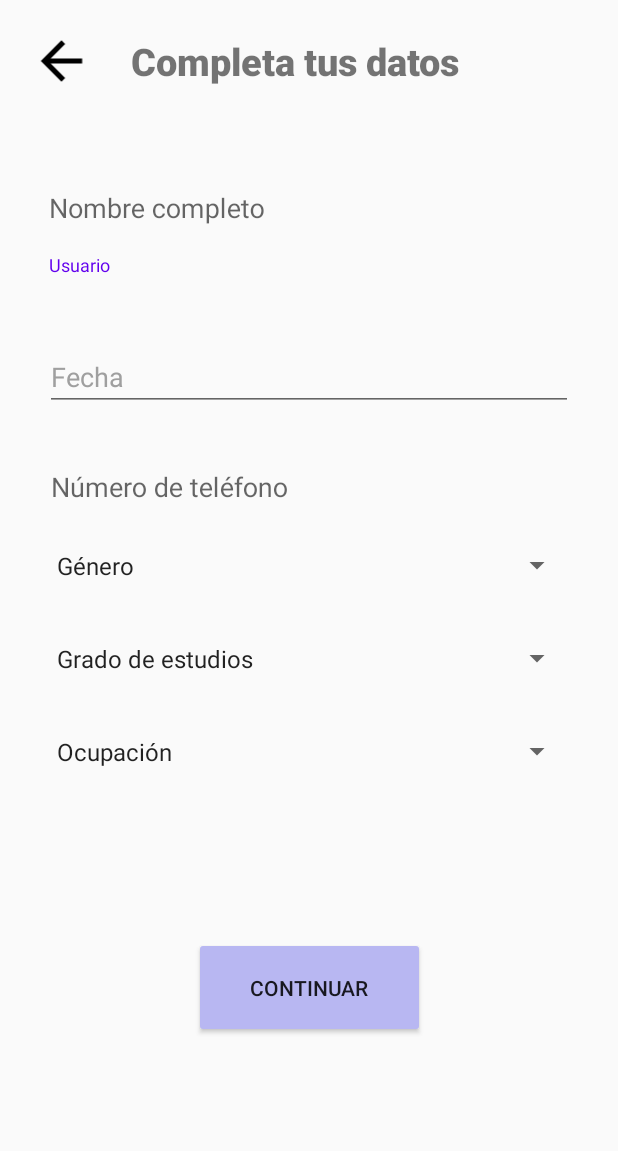
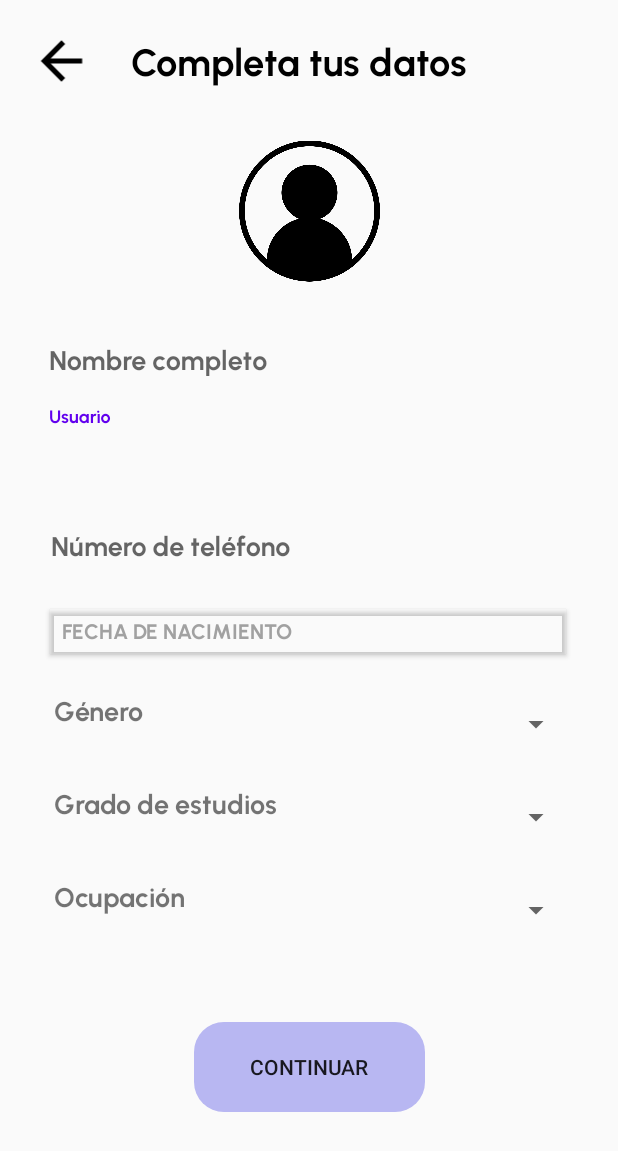
Before and after one commit to KariVI/EnterFiance-App, an Android app: the PreCreateAccount screen opened directly, with no data from a screen before it, after a tap on "CONTINUAR", on a phone screen of 412 x 824 dp. Shown: the top 1151 px of the screen. Run offline under Robolectric (Android 15) with nearby library versions, the phone set to English and light mode, and no system bars.

Commit message:
Actualización de inrerfaz y registro

```diff
--- a/app/src/main/AndroidManifest.xml
+++ b/app/src/main/AndroidManifest.xml
@@ -13,6 +13,9 @@
         android:supportsRtl="true"
         android:theme="@style/Theme.EnterFiance"
         tools:targetApi="31">
+        <activity
+            android:name=".CreateAccountOptional"
+            android:exported="false" />
         <activity
             android:name=".CreateAccount"
             android:exported="false" />
--- a/app/src/main/java/com/example/enterfiance/CreateAccount.java
+++ b/app/src/main/java/com/example/enterfiance/CreateAccount.java
@@ -2,53 +2,126 @@ package com.example.enterfiance;
 
 import androidx.appcompat.app.AppCompatActivity;
 
+import android.app.AlertDialog;
+import android.app.DatePickerDialog;
 import android.content.Intent;
 import android.os.Bundle;
 import android.view.View;
 import android.widget.ArrayAdapter;
 import android.widget.Button;
+import android.widget.DatePicker;
 import android.widget.EditText;
 import android.widget.ImageView;
 import android.widget.Spinner;
 
+import java.util.Calendar;
+
 public class CreateAccount extends AppCompatActivity {
-
+    private DatePickerDialog datePickerDialog;
     ImageView imageView;
     Button continueButton;
     Spinner genderSpinner;
     Spinner gradeSpinner;
     Spinner occupationSpinner;
-    EditText datePicker;
+    Button datePicker;
 
     @Override
     protected void onCreate(Bundle savedInstanceState) {
         super.onCreate(savedInstanceState);
         setContentView(R.layout.activity_create_account);
+        createDatePicker();
         datePicker = findViewById(R.id.dateInput);
-
+        datePicker.setText("Fecha de nacimiento");
+        datePicker.setOnClickListener(v -> {
+            datePickerDialog.show();
+        });
         imageView = findViewById(R.id.backButton);
         imageView.setOnClickListener (v -> {
             Intent intent = new Intent(CreateAccount.this, PreCreateAccount.class);
             startActivity(intent);
-        }
+            overridePendingTransition(R.anim.slide_in_left, R.anim.slide_out_right);
+                }
         );
         setupSpinners();
+    }
+
+    private String getTodayDate() {
+        Calendar calendar = Calendar.getInstance();
+        int year = calendar.get(Calendar.YEAR);
+        int month = calendar.get(Calendar.MONTH) + 1;
+        int day = calendar.get(Calendar.DAY_OF_MONTH);
+        return day + "/" + getMonthFormat(month) + "/" + year;
+    }
+
+    private void createDatePicker() {
+        DatePickerDialog.OnDateSetListener dateSetListener = new DatePickerDialog.OnDateSetListener() {
+            @Override
+            public void onDateSet(DatePicker view, int year, int month, int dayOfMonth) {
+                month+=1;
+                String date = makeDateString(dayOfMonth,month,year);
+                datePicker.setText(date);
+            }
+        };
+        Calendar calendar = Calendar.getInstance();
+        int year = calendar.get(Calendar.YEAR);
+        int month = calendar.get(Calendar.MONTH);
+        int day = calendar.get(Calendar.DAY_OF_MONTH);
+        int style = AlertDialog.THEME_HOLO_LIGHT;
+
+        datePickerDialog = new DatePickerDialog(this,style, dateSetListener, year, month, day );
+
+
+
+    }
+
+    private String makeDateString(int day, int month, int year) {
+        return day + "/" + getMonthFormat(month) + "/" + year;
+    }
+
+    private String getMonthFormat(int month) {
+        if(month == 1)
+            return "Enero";
+        if(month == 2)
+            return "Febrero";
+        if(month == 3)
+            return "Marzo";
+        if(month == 4)
+            return "Abril";
+        if(month == 5)
+            return "Mayo";
+        if(month == 6)
+            return "Junio";
+        if(month == 7)
+            return "Julio";
+        if(month == 8)
+            return "Agosto";
+        if(month == 9)
+            return "Septiembre";
+        if(month == 10)
+            return "Octubre";
+        if(month == 11)
+            return "Noviembre";
+        if(month == 12)
+            return "Diciembre";
+
+        //default should never happen
+        return "JAN";
     }
 
     private void setupSpinners() {
         genderSpinner = (Spinner) findViewById(R.id.genderSelector);
         ArrayAdapter<CharSequence> adapter = ArrayAdapter.createFromResource(this,
-                R.array.genderSpinner, android.R.layout.simple_spinner_item);
+                R.array.genderSpinner, R.layout.spinner_selected_item);
         adapter.setDropDownViewResource(android.R.layout.simple_spinner_dropdown_item);
         genderSpinner.setAdapter(adapter);
         gradeSpinner = (Spinner) findViewById(R.id.gradeSelector);
         adapter = ArrayAdapter.createFromResource(this,
-                R.array.gradeSpinner, android.R.layout.simple_spinner_item);
+                R.array.gradeSpinner, R.layout.spinner_selected_item);
         adapter.setDropDownViewResource(android.R.layout.simple_spinner_dropdown_item);
         gradeSpinner.setAdapter(adapter);
         occupationSpinner = (Spinner) findViewById(R.id.occupationSpinner);
         adapter = ArrayAdapter.createFromResource(this,
-                R.array.ocupationSpinner, android.R.layout.simple_spinner_item);
+                R.array.ocupationSpinner, R.layout.spinner_selected_item);
         adapter.setDropDownViewResource(android.R.layout.simple_spinner_dropdown_item);
         occupationSpinner.setAdapter(adapter);
     }
--- a/app/src/main/java/com/example/enterfiance/MainActivity.java
+++ b/app/src/main/java/com/example/enterfiance/MainActivity.java
@@ -22,6 +22,7 @@ public class MainActivity extends AppCompatActivity {
             public void onClick(View v) {
                 Intent intent = new Intent(MainActivity.this, PreCreateAccount.class);
                 startActivity(intent);
+                overridePendingTransition(R.anim.slide_in_right,R.anim.slide_out_left);
             }
         }
         );
--- a/app/src/main/java/com/example/enterfiance/PreCreateAccount.java
+++ b/app/src/main/java/com/example/enterfiance/PreCreateAccount.java
@@ -20,12 +20,14 @@ public class PreCreateAccount extends AppCompatActivity {
         imageView.setOnClickListener (v -> {
             Intent intent = new Intent(PreCreateAccount.this, MainActivity.class);
             startActivity(intent);
-        }
+            overridePendingTransition(R.anim.slide_in_left, R.anim.slide_out_right);
+                }
         );
         btContinue = findViewById(R.id.btContinue);
         btContinue.setOnClickListener(v -> {
             Intent intent = new Intent(PreCreateAccount.this, CreateAccount.class);
             startActivity(intent);
+            overridePendingTransition(R.anim.slide_in_right,R.anim.slide_out_left);
         });
     }
 }
--- /dev/null
+++ b/app/src/main/res/drawable/rounded_corner.xml
@@ -0,0 +1,5 @@
+<?xml version="1.0" encoding="utf-8"?>
+<shape xmlns:android="http://schemas.android.com/apk/res/android">
+    <corners android:radius="20dp">
+    </corners>
+</shape>
--- a/app/src/main/res/layout/activity_create_account.xml
+++ b/app/src/main/res/layout/activity_create_account.xml
@@ -20,6 +20,7 @@
             android:id="@+id/userInput"
             android:layout_width="match_parent"
             android:layout_height="42dp"
+            android:fontFamily="@font/urbanistbold"
             android:hint="Usuario" />
     </com.google.android.material.textfield.TextInputLayout>
 
@@ -39,8 +40,9 @@
         android:layout_width="wrap_content"
         android:layout_height="wrap_content"
         android:layout_marginStart="25dp"
-        android:fontFamily="sans-serif-black"
+        android:fontFamily="@font/urbanistbold"
         android:text="Completa tus datos"
+        android:textColor="#000000"
         android:textSize="25dp"
         app:layout_constraintBottom_toBottomOf="@+id/backButton"
         app:layout_constraintStart_toEndOf="@+id/backButton"
@@ -50,34 +52,37 @@
         android:id="@+id/TextInputName"
         android:layout_width="355dp"
         android:layout_height="42dp"
-        android:layout_marginTop="50dp"
+        android:layout_marginTop="20dp"
         app:layout_constraintEnd_toEndOf="parent"
         app:layout_constraintStart_toStartOf="parent"
-        app:layout_constraintTop_toBottomOf="@+id/textView4">
+        app:layout_constraintTop_toBottomOf="@+id/imageSelect">
 
         <com.google.android.material.textfield.TextInputEditText
             android:id="@+id/nameInput"
             android:layout_width="match_parent"
             android:layout_height="42dp"
-            android:hint="Nombre completo" />
+            android:fontFamily="@font/urbanistbold"
+            android:hint="Nombre completo"
+            android:textColor="#000000" />
     </com.google.android.material.textfield.TextInputLayout>
 
-    <EditText
+    <Button
         android:id="@+id/dateInput"
         android:layout_width="352dp"
         android:layout_height="42dp"
-        android:layout_marginTop="20dp"
+        android:layout_marginTop="25dp"
+        android:backgroundTint="#00FFFFFF"
         android:ems="10"
-        android:inputType="date"
         android:focusable="false"
-        android:clickable="true"
+        android:fontFamily="@font/urbanistbold"
         android:maxLines="1"
         android:text="Fecha"
-
-        android:textColor="#9F9F9F"
+        android:textAlignment="textStart"
+        android:textColor="#A1A1A1"
         app:layout_constraintEnd_toEndOf="parent"
+        app:layout_constraintHorizontal_bias="0.487"
         app:layout_constraintStart_toStartOf="parent"
-        app:layout_constraintTop_toBottomOf="@+id/TextInputUser" />
+        app:layout_constraintTop_toBottomOf="@+id/TextPhoneinput" />
 
     <com.google.android.material.textfield.TextInputLayout
         android:id="@+id/TextPhoneinput"
@@ -89,48 +94,56 @@
         android:textColor="#9F9F9F"
         app:layout_constraintEnd_toEndOf="parent"
         app:layout_constraintStart_toStartOf="parent"
-        app:layout_constraintTop_toBottomOf="@+id/dateInput">
+        app:layout_constraintTop_toBottomOf="@+id/TextInputUser">
 
         <com.google.android.material.textfield.TextInputEditText
             android:layout_width="match_parent"
             android:layout_height="42dp"
+            android:fontFamily="@font/urbanistbold"
+
             android:hint="Número de teléfono" />
     </com.google.android.material.textfield.TextInputLayout>
 
     <Spinner
         android:id="@+id/genderSelector"
-        android:layout_width="352dp"
+        android:layout_width="345dp"
         android:layout_height="42dp"
+        android:layout_marginStart="5dp"
         android:layout_marginTop="20dp"
+        android:theme="@style/SpinnerTheme"
         app:layout_constraintEnd_toEndOf="parent"
         app:layout_constraintStart_toStartOf="parent"
-
-        app:layout_constraintTop_toBottomOf="@+id/TextPhoneinput" />
+        app:layout_constraintTop_toBottomOf="@+id/dateInput" />
 
     <Spinner
         android:id="@+id/gradeSelector"
-        android:layout_width="352dp"
+        android:layout_width="345dp"
         android:layout_height="42dp"
+        android:layout_marginStart="5dp"
         android:layout_marginTop="20dp"
+        android:theme="@style/SpinnerTheme"
         app:layout_constraintEnd_toEndOf="parent"
         app:layout_constraintStart_toStartOf="parent"
         app:layout_constraintTop_toBottomOf="@+id/genderSelector" />
 
     <Spinner
         android:id="@+id/occupationSpinner"
-        android:layout_width="352dp"
+        android:layout_width="345dp"
         android:layout_height="42dp"
+        android:layout_marginStart="5dp"
         android:layout_marginTop="20dp"
+        android:theme="@style/SpinnerTheme"
         app:layout_constraintEnd_toEndOf="parent"
         app:layout_constraintStart_toStartOf="parent"
         app:layout_constraintTop_toBottomOf="@+id/gradeSelector" />
 
     <Button
-        android:id="@+id/button"
+        android:id="@+id/buttonContinue"
         android:layout_width="154dp"
-        android:layout_height="67dp"
+        android:layout_height="60dp"
         android:layout_marginBottom="30dp"
         android:backgroundTint="#B8B7F2"
+        android:background="@drawable/rounded_corner"
         android:text="Continuar"
         app:layout_constraintBottom_toBottomOf="parent"
         app:layout_constraintEnd_toEndOf="parent"
@@ -139,4 +152,14 @@
         app:rippleColor="#B8B7F2"
         app:strokeColor="#B8B7F2"/>
 
+    <ImageView
+        android:id="@+id/imageSelect"
+        android:layout_width="94dp"
+        android:layout_height="96dp"
+        android:layout_marginTop="35dp"
+        app:layout_constraintEnd_toEndOf="parent"
+        app:layout_constraintStart_toStartOf="parent"
+        app:layout_constraintTop_toBottomOf="@+id/textView4"
+        app:srcCompat="@drawable/profile" />
+
 </androidx.constraintlayout.widget.ConstraintLayout>
--- /dev/null
+++ b/app/src/main/res/layout/spinner_selected_item.xml
@@ -0,0 +1,9 @@
+<?xml version="1.0" encoding="utf-8"?>
+<TextView xmlns:android="http://schemas.android.com/apk/res/android"
+             android:layout_width="match_parent"
+             android:layout_height="match_parent"
+            android:fontFamily="@font/urbanistbold"
+           android:textSize="18dp"
+    >
+
+</TextView>
--- a/app/src/main/res/values/themes.xml
+++ b/app/src/main/res/values/themes.xml
@@ -16,4 +16,9 @@
             <item name="colorPrimaryDark">@color/purple_500</item>
             <item name="colorAccent">@color/purple_500</item>
     </style>
+
+    <style name="SpinnerTheme">
+        <item name="android:textColor">@color/black</item>
+        <item name="android:fontFamily">@font/urbanistbold</item>
+    </style>
 </resources>
```
Also changed, not shown: app/src/main/java/com/example/enterfiance/CreateAccountOptional.java (added, +14 -0 lines), app/src/main/res/anim/slide_in_left.xml (added, +8 -0 lines), app/src/main/res/anim/slide_in_right.xml (added, +8 -0 lines), app/src/main/res/anim/slide_out_left.xml (added, +8 -0 lines), app/src/main/res/anim/slide_out_right.xml (added, +8 -0 lines), app/src/main/res/font/font_families.xml (added, +7 -0 lines), app/src/main/res/layout/activity_create_account_optional.xml (added, +86 -0 lines), app/src/main/res/layout/activity_main.xml (+8 -8 lines), app/src/main/res/layout/activity_pre_create_account.xml (+25 -8 lines), app/src/main/res/drawable/profile.png (added), app/src/main/res/font/urbanistbold.ttf (added).
